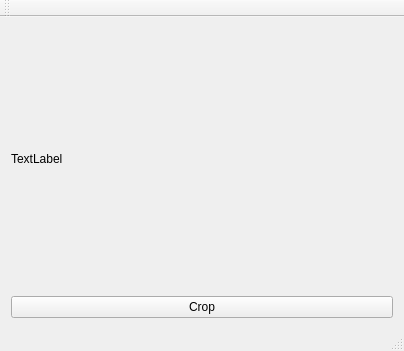
Old version of the form mainwindow.ui in the repository aciliketcap/cropper.
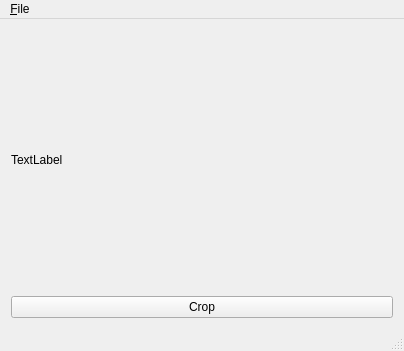
New version of the form.

Commit message: Source file is selected via file dialog now.

```diff
--- a/mainwindow.ui
+++ b/mainwindow.ui
@@ -51,14 +51,13 @@
      <height>24</height>
     </rect>
    </property>
-  </widget>
-  <widget class="QToolBar" name="mainToolBar">
-   <attribute name="toolBarArea">
-    <enum>TopToolBarArea</enum>
-   </attribute>
-   <attribute name="toolBarBreak">
-    <bool>false</bool>
-   </attribute>
+   <widget class="QMenu" name="menu_File">
+    <property name="title">
+     <string>&amp;File</string>
+    </property>
+    <addaction name="action_Open_source"/>
+   </widget>
+   <addaction name="menu_File"/>
   </widget>
   <widget class="QStatusBar" name="statusBar"/>
  </widget>
```
Left out of the diff: 28 changed lines with no effect on the pictures. The commit also changes 2 other files.
